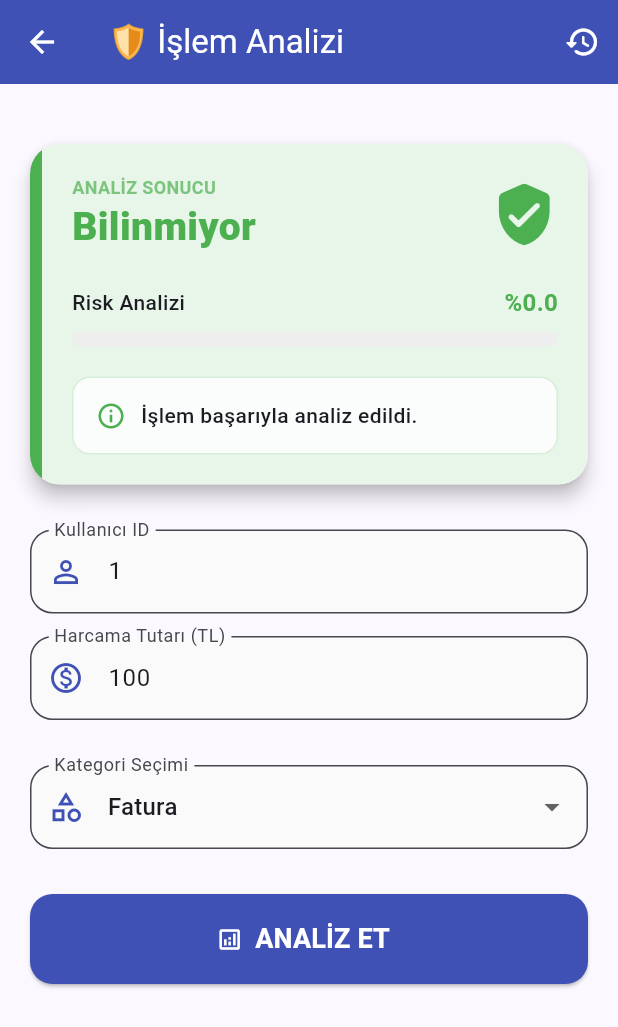
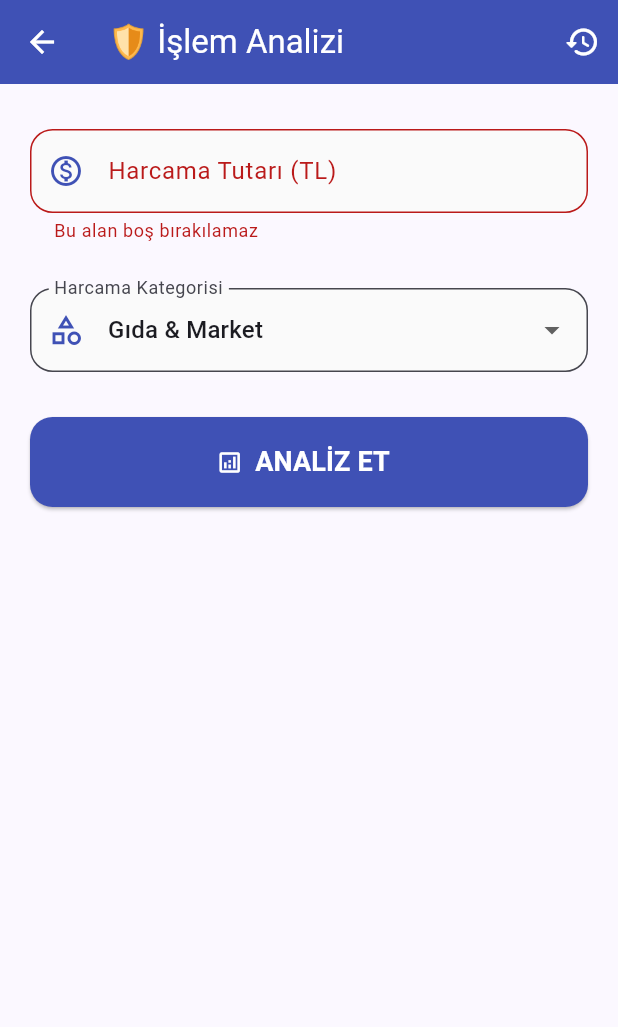
Before and after one commit to MelisaArslantas/Anomali_Projesi, a Flutter app: the AnalizFormScreen screen opened directly, after a tap on "ANALİZ ET", on a phone screen of 412 x 824 dp. Shown: the top 1027 px of the screen. Run offline on Flutter 3.47's test engine with Material 3 defaults, Android fonts, the phone set to English and light mode, and no system bars; our stand-ins replace cloud_firestore, firebase_auth, firebase_core; accounts and stored records are empty.

Commit message:
IP3 kapsamında model mimarisi ve API entegrasyonu güncellendi
- IsolationForest modeli, 12 farklı harcama kategorisini (Gıda, Teknoloji, Sağlık vb.) tanıyacak şekilde yeniden eğitildi.
- Model girdi boyutu 4 temel özellikten 16 özelliğe (one-hot encoding) çıkarıldı.
- FastAPI predict endpoint'i, Flutter'dan gelen kategorik verileri model sütunlarıyla dinamik olarak eşleştirecek şekilde optimize edildi.
AnomaliCard yapısı bir fonksiyondan bağımsız bir StatelessWidget sınıfına taşınarak mimari temizlendi.
- AnalizFormScreen üzerinde 12 yeni kategori seçeneği eklenerek backend modeliyle tam uyum sağlandı.
- Firestore'dan çekilen kullanıcı gelir verisi (monthly_income), anomali tespiti için predict isteğine parametre olarak eklendi.
- JiTT (Gelişim Merkezi) uyarı mekanizması, backend'den gelen risk skoruna göre tetiklenecek şekilde entegre edildi."

```diff
--- a/anomali_mobil/lib/screens/analiz_form_screen.dart
+++ b/anomali_mobil/lib/screens/analiz_form_screen.dart
@@ -1,7 +1,8 @@
 import 'package:flutter/material.dart';
 import '../../services/api_service.dart';
+import '../../services/auth_service.dart';
 import '../../widgets/jitt_popup.dart';
-import '../../widgets/anomali_card.dart'; // 🆕 Yeni kart widget'ımızı ekledik
+import '../../widgets/anomali_card.dart';
 import 'gecmis_screen.dart';
 
 class AnalizFormScreen extends StatefulWidget {
@@ -13,34 +14,55 @@ class AnalizFormScreen extends StatefulWidget {
 
 class _AnalizFormScreenState extends State<AnalizFormScreen> {
   final _formKey = GlobalKey<FormState>();
+  final AuthService _authService = AuthService();
   bool yukleniyor = false;
   Map<String, dynamic>? sonuc;
 
   // Form Kontrolcüleri
-  final TextEditingController _userIdController = TextEditingController(text: "1");
-  final TextEditingController _amountController = TextEditingController(text: "100");
+  final TextEditingController _amountController = TextEditingController();
 
-  String secilenKategori = "Fatura";
-  final List<String> kategoriler = ["Fatura", "Gıda", "Eğlence", "Diğer", "Elektronik", "Giyim", "Market", "Restoran", "Seyahat"];
+  // ✅ GERÇEKÇİ KATEGORİLER (Backend ile birebir aynı)
+  String secilenKategori = "Gıda & Market";
+  final List<String> kategoriler = [
+    'Gıda & Market',
+    'Kira & Konut',
+    'Fatura & Aidat',
+    'Ulaşım & Akaryakıt',
+    'Dışarıda Yemek',
+    'Eğitim & Gelişim',
+    'Teknoloji & Elektronik',
+    'Sağlık & Bakım',
+    'Giyim & Aksesuar',
+    'Eğlence & Hobiler',
+    'Borç & Taksit',
+    'Diğer'
+  ];
 
-  // 🚀 ANALİZ YAPMA FONKSİYONU
   Future<void> analizYap() async {
     if (!_formKey.currentState!.validate()) return;
     if (yukleniyor) return;
 
     setState(() {
       yukleniyor = true;
-      sonuc = null; // Yeni analiz başlarken eski sonucu temizle
+      sonuc = null;
     });
 
     try {
+      // 1️⃣ Firestore'dan kullanıcı verilerini çekiyoruz
+      final userData = await _authService.getUserData();
+      if (userData == null || !userData.exists) throw "Kullanıcı verisi bulunamadı";
+
+      double userIncome = (userData['monthly_income'] as num).toDouble();
+      String userIncomeGroup = userData['income_group'];
+
+      // 2️⃣ Backend'e verileri gönderiyoruz
       final data = await ApiService().predictRisk(
-        userId: int.tryParse(_userIdController.text) ?? 1,
-        age: 23, // Backend'de kullanılmadığı için sabit verdik
-        income: 50000.0,
+        userId: 1,
+        age: 23,
+        income: userIncome,
         amount: double.tryParse(_amountController.text) ?? 0.0,
         category: secilenKategori,
-        incomeGroup: "Orta",
+        incomeGroup: userIncomeGroup,
       );
 
       setState(() {
@@ -48,21 +70,14 @@ class _AnalizFormScreenState extends State<AnalizFormScreen> {
         yukleniyor = false;
       });
 
-      // Eğer anomali tespiti varsa popup göster
+      // 3️⃣ Anomali varsa Popup göster (JiTT)
       if (data["tahmin"] == "Anomali") {
         showAnimatedAnomalyPopup(context, data);
       }
     } catch (e) {
       setState(() => yukleniyor = false);
-
-      // ⚠️ Gelişmiş Hata Mesajı Gösterimi
       ScaffoldMessenger.of(context).showSnackBar(
-        SnackBar(
-          content: Text("⚠️ Sunucu Hatası: ${e.toString()}"), // Hatayı tam metin olarak gösterir
-          backgroundColor: Colors.redAccent,
-          behavior: SnackBarBehavior.floating,
-          duration: const Duration(seconds: 4),
-        ),
+        SnackBar(content: Text("⚠️ Hata: ${e.toString()}"), backgroundColor: Colors.redAccent),
       );
     }
   }
@@ -87,28 +102,22 @@ class _AnalizFormScreenState extends State<AnalizFormScreen> {
           key: _formKey,
           child: Column(
             children: [
-              // 🎨 Güzelleştirilmiş Sonuç Kartı
-              if (sonuc != null) buildResultCard(sonuc!),
+              // 🎨 YENİ: AnomaliCard Widget kullanımı
+              if (sonuc != null) AnomaliCard(data: sonuc!),
 
               const SizedBox(height: 10),
 
-              _buildField(_userIdController, "Kullanıcı ID", Icons.person_outline),
               _buildField(_amountController, "Harcama Tutarı (TL)", Icons.monetization_on_outlined),
 
               const SizedBox(height: 15),
-              _buildDropdown("Kategori Seçimi", kategoriler, secilenKategori, (v) => setState(() => secilenKategori = v!)),
+
+              _buildDropdown("Harcama Kategorisi", kategoriler, secilenKategori,
+                (v) => setState(() => secilenKategori = v!)),
 
               const SizedBox(height: 30),
 
-              // 🔄 Loading Spinner veya Buton Kontrolü
               yukleniyor
-                ? const Column(
-                    children: [
-                      CircularProgressIndicator(color: Colors.indigo),
-                      SizedBox(height: 10),
-                      Text("Yapay Zeka Analiz Ediyor...", style: TextStyle(color: Colors.indigo, fontWeight: FontWeight.w500)),
-                    ],
-                  )
+                ? const CircularProgressIndicator(color: Colors.indigo)
                 : ElevatedButton.icon(
                     onPressed: analizYap,
                     icon: const Icon(Icons.analytics_outlined),
@@ -127,6 +136,8 @@ class _AnalizFormScreenState extends State<AnalizFormScreen> {
     );
   }
 
+  // --- YARDIMCI WIDGET'LAR ---
+
   Widget _buildField(TextEditingController ctr, String label, IconData icon) {
     return Padding(
       padding: const EdgeInsets.only(bottom: 15),
@@ -137,16 +148,20 @@ class _AnalizFormScreenState extends State<AnalizFormScreen> {
           labelText: label,
           prefixIcon: Icon(icon, color: Colors.indigo),
           border: OutlineInputBorder(borderRadius: BorderRadius.circular(15)),
-          focusedBorder: OutlineInputBorder(borderRadius: BorderRadius.circular(15), borderSide: const BorderSide(color: Colors.indigo, width: 2)),
+          focusedBorder: OutlineInputBorder(
+              borderRadius: BorderRadius.circular(15),
+              borderSide: const BorderSide(color: Colors.indigo, width: 2)),
           filled: true,
           fillColor: Colors.grey[50],
         ),
-        validator: (value) => (value == null || value.isEmpty) ? "Bu alan boş bırakılamaz" : null,
+        validator: (value) =>
+            (value == null || value.isEmpty) ? "Bu alan boş bırakılamaz" : null,
       ),
     );
   }
 
-  Widget _buildDropdown(String label, List<String> items, String value, Function(String?) onChanged) {
+  Widget _buildDropdown(String label, List<String> items, String value,
+      Function(String?) onChanged) {
     return DropdownButtonFormField<String>(
         value: value,
         decoration: InputDecoration(
@@ -156,8 +171,9 @@ class _AnalizFormScreenState extends State<AnalizFormScreen> {
           filled: true,
           fillColor: Colors.grey[50],
         ),
-      items: items.map((e) => DropdownMenuItem(value: e, child: Text(e))).toList(),
-      onChanged: onChanged
-    );
+        items: items
+            .map((e) => DropdownMenuItem(value: e, child: Text(e)))
+            .toList(),
+        onChanged: onChanged);
   }
 }
--- a/anomali_mobil/lib/widgets/anomali_card.dart
+++ b/anomali_mobil/lib/widgets/anomali_card.dart
@@ -1,7 +1,13 @@
 import 'package:flutter/material.dart';
 import 'risk_bar.dart';
 
-Widget buildResultCard(Map<String, dynamic> data) {
+class AnomaliCard extends StatelessWidget {
+  final Map<String, dynamic> data;
+
+  const AnomaliCard({super.key, required this.data});
+
+  @override
+  Widget build(BuildContext context) {
     // 1. Verileri Hazırlayalım
     final String tahmin = (data["tahmin"] ?? "").toString().toLowerCase();
     final double riskSkoru = (data["risk_skoru"] ?? 0.0).toDouble();
@@ -10,27 +16,23 @@ Widget buildResultCard(Map<String, dynamic> data) {
     Color mainColor;
     Color lightColor;
 
-  // 2. Risk Rengine Göre UI Belirleme (Düşük, Orta, Yüksek)
     if (riskSkoru >= 70 || isAnomaly) {
-    mainColor = Colors.red; // Yüksek / Kritik
+      mainColor = Colors.red;
       lightColor = Colors.red.shade50;
     } else if (riskSkoru >= 30) {
-    mainColor = Colors.orange; // Orta
+      mainColor = Colors.orange;
       lightColor = Colors.orange.shade50;
     } else {
-    mainColor = Colors.green; // Düşük
+      mainColor = Colors.green;
       lightColor = Colors.green.shade50;
     }
 
     return Card(
       elevation: 5,
       margin: const EdgeInsets.symmetric(vertical: 20),
-    shape: RoundedRectangleBorder(
-      borderRadius: BorderRadius.circular(20),
-    ),
-    clipBehavior: Clip.antiAlias, // Kenar şeridi için gerekli
+      shape: RoundedRectangleBorder(borderRadius: BorderRadius.circular(20)),
+      clipBehavior: Clip.antiAlias,
       child: Container(
-      // Kartın soluna renkli bir şerit ekleyerek görseli güçlendiriyoruz
         decoration: BoxDecoration(
           border: Border(left: BorderSide(color: mainColor, width: 8)),
           color: lightColor,
@@ -45,31 +47,18 @@ Widget buildResultCard(Map<String, dynamic> data) {
                 Column(
                   crossAxisAlignment: CrossAxisAlignment.start,
                   children: [
-                  Text(
-                    "ANALİZ SONUCU",
-                    style: TextStyle(fontSize: 12, fontWeight: FontWeight.bold, color: mainColor.withOpacity(0.7)),
-                  ),
-                  Text(
-                    data["tahmin"] ?? "Bilinmiyor",
-                    style: TextStyle(fontSize: 26, fontWeight: FontWeight.w900, color: mainColor),
-                  ),
+                    Text("ANALİZ SONUCU",
+                        style: TextStyle(fontSize: 12, fontWeight: FontWeight.bold, color: mainColor.withOpacity(0.7))),
+                    Text(data["tahmin"] ?? "Bilinmiyor",
+                        style: TextStyle(fontSize: 26, fontWeight: FontWeight.w900, color: mainColor)),
                   ],
                 ),
-              Icon(
-                isAnomaly ? Icons.gpp_bad_rounded : Icons.verified_user_rounded,
-                color: mainColor,
-                size: 45
-              ),
+                Icon(isAnomaly ? Icons.gpp_bad_rounded : Icons.verified_user_rounded, color: mainColor, size: 45),
               ],
             ),
             const SizedBox(height: 20),
-
-          // Risk Bar Widget'ı
             RiskBar(skor: riskSkoru),
-
             const SizedBox(height: 20),
-
-          // Açıklama Kutusu
             Container(
               padding: const EdgeInsets.all(15),
               width: double.infinity,
@@ -96,3 +85,4 @@ Widget buildResultCard(Map<String, dynamic> data) {
       ),
     );
   }
+}
```
Also changed, not shown: anomali_mobil/lib/screens/dashboard_screen.dart (+79 -29 lines), anomali_mobil/lib/screens/login_screen.dart (+50 -27 lines), anomali_mobil/lib/services/auth_service.dart (+49 -13 lines), 4 other files. Lines whose indentation alone changed are shown as unchanged.
